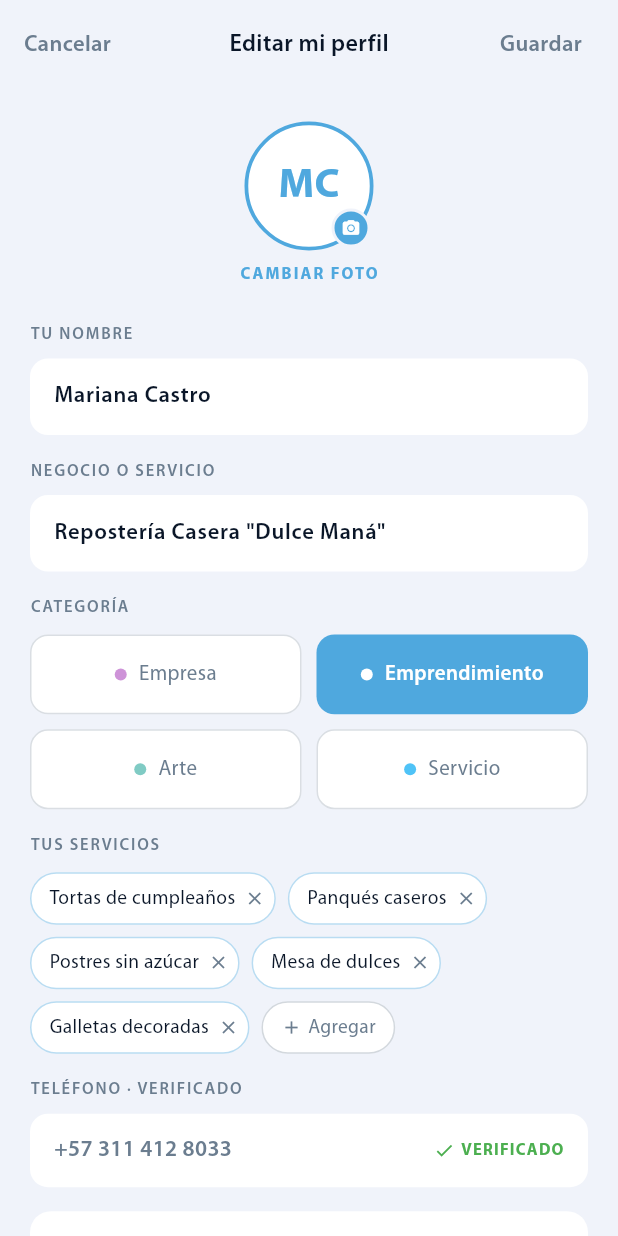
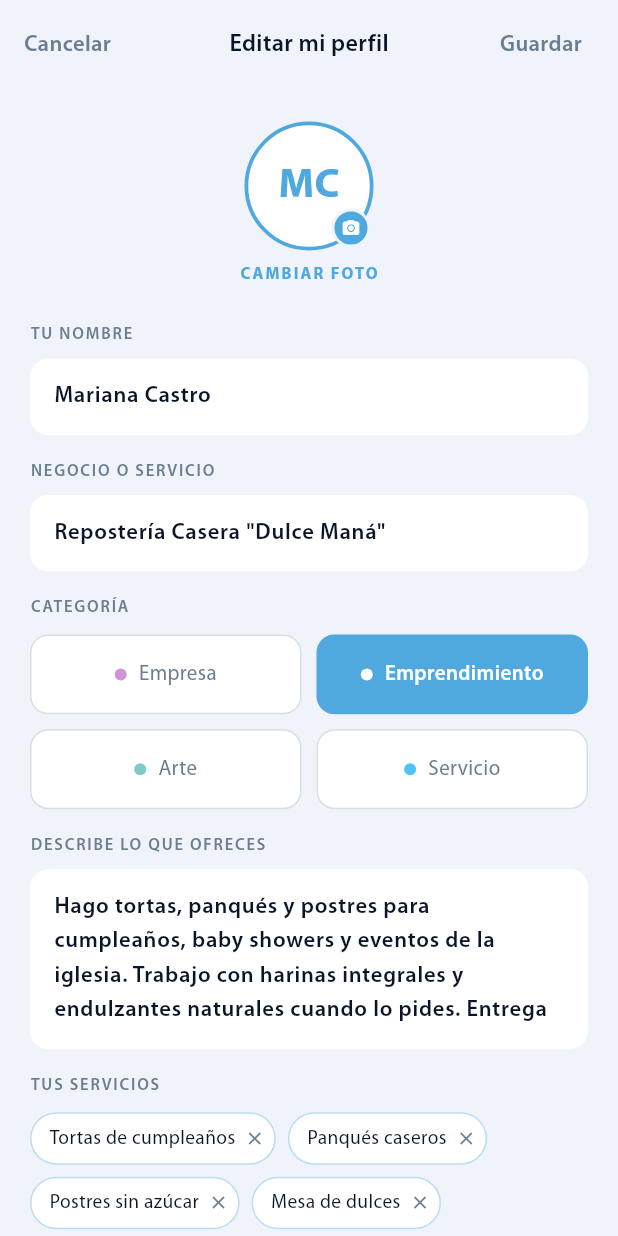
Before and after one commit to DiegoHCH/directory_ipuc_pis, a Flutter app: the EditProfileScreen screen opened directly with sample values from the repository, on a phone screen of 412 x 824 dp. Run offline on Flutter 3.47's test engine with Material 3 defaults, Android fonts, the phone set to English and light mode, and no system bars; our stand-ins replace animate_do, cloud_firestore, firebase_auth, firebase_core, firebase_messaging, flutter_local_notifications and 7 more; accounts and stored records are empty.

Commit message:
fix(profile): general adjustments to edit and register flows

```diff
--- a/lib/features/edit_profile/view/edit_profile_screen.dart
+++ b/lib/features/edit_profile/view/edit_profile_screen.dart
@@ -25,6 +25,7 @@ class EditProfileScreen extends ConsumerStatefulWidget {
 class _EditProfileScreenState extends ConsumerState<EditProfileScreen> {
   late final TextEditingController _nameController;
   late final TextEditingController _businessController;
+  late final TextEditingController _bioController;
 
   @override
   void initState() {
@@ -32,61 +33,15 @@ class _EditProfileScreenState extends ConsumerState<EditProfileScreen> {
     _nameController = TextEditingController(text: widget.member.name);
     _businessController =
         TextEditingController(text: widget.member.description);
+    _bioController = TextEditingController(text: widget.member.bio);
   }
 
   @override
   void dispose() {
     _nameController.dispose();
     _businessController.dispose();
+    _bioController.dispose();
     super.dispose();
-  }
-
-  void _onDelete() {
-    final colors = context.colors;
-    showDialog<void>(
-      context: context,
-      builder: (ctx) => AlertDialog(
-        backgroundColor: colors.surface,
-        shape: RoundedRectangleBorder(borderRadius: AppRadius.dialog),
-        title: Text(context.l10n.deleteDialogTitle,
-            style: TextStyle(color: colors.textPrimary)),
-        content: Text(
-          context.l10n.deleteDialogBody,
-          style: TextStyle(
-              color: colors.textSecondary,
-              height: AppTypography.lineHeightNormal),
-        ),
-        actions: [
-          TextButton(
-            onPressed: () => Navigator.of(ctx).pop(),
-            child: Text(context.l10n.btnCancel,
-                style: TextStyle(color: colors.textSecondary)),
-          ),
-          TextButton(
-            onPressed: () async {
-              Navigator.of(ctx).pop();
-              final ok = await ref
-                  .read(editProfileProvider(widget.member).notifier)
-                  .delete();
-              if (!mounted) return;
-              if (ok) {
-                context.go('/directory');
-              } else {
-                ScaffoldMessenger.of(context).showSnackBar(
-                  SnackBar(
-                    content: Text(localizeError(context.l10n,
-                        ref.read(editProfileProvider(widget.member)).errorMessage)),
-                    backgroundColor: context.colors.error,
-                  ),
-                );
-              }
-            },
-            child: Text(context.l10n.btnDelete,
-                style: TextStyle(color: colors.error)),
-          ),
-        ],
-      ),
-    );
   }
 
   @override
@@ -210,6 +165,14 @@ class _EditProfileScreenState extends ConsumerState<EditProfileScreen> {
                       onSelected: notifier.setCategory,
                     ),
                     const SizedBox(height: AppSpacing.x4),
+                    _FieldLabel(context.l10n.profileBioLabel),
+                    const SizedBox(height: AppSpacing.x2),
+                    _InputField(
+                      controller: _bioController,
+                      onChanged: notifier.setBio,
+                      maxLines: 4,
+                    ),
+                    const SizedBox(height: AppSpacing.x4),
                     _FieldLabel(context.l10n.profileServicesLabel),
                     const SizedBox(height: 10),
                     OffersInput(
@@ -225,20 +188,6 @@ class _EditProfileScreenState extends ConsumerState<EditProfileScreen> {
                     _VisibilityToggle(
                       visible: state.visible,
                       onToggle: notifier.toggleVisibility,
-                    ),
-                    const SizedBox(height: AppSpacing.x7),
-                    Center(
-                      child: GestureDetector(
-                        onTap: _onDelete,
-                        child: Text(
-                          context.l10n.btnDeleteProfile,
-                          style: TextStyle(
-                            color: colors.error,
-                            fontSize: AppTypography.sizeBase,
-                            fontWeight: AppTypography.medium,
-                          ),
-                        ),
-                      ),
                     ),
                     const SizedBox(height: AppSpacing.x8),
                   ],
@@ -374,8 +323,13 @@ class _FieldLabel extends StatelessWidget {
 class _InputField extends StatelessWidget {
   final TextEditingController controller;
   final ValueChanged<String> onChanged;
+  final int maxLines;
 
-  const _InputField({required this.controller, required this.onChanged});
+  const _InputField({
+    required this.controller,
+    required this.onChanged,
+    this.maxLines = 1,
+  });
 
   @override
   Widget build(BuildContext context) {
@@ -388,6 +342,7 @@ class _InputField extends StatelessWidget {
       child: TextField(
         controller: controller,
         onChanged: onChanged,
+        maxLines: maxLines,
         style: AppTypography.titleLg.copyWith(color: colors.textPrimary),
         decoration: const InputDecoration(
           border: InputBorder.none,
--- a/lib/l10n/app_en.arb
+++ b/lib/l10n/app_en.arb
@@ -61,6 +61,7 @@
   "profileMyProfile": "MY PROFILE",
   "profileCategory": "CATEGORY",
   "profileServiceLabel": "BUSINESS OR SERVICE",
+  "profileServiceHint": "E.g.: Sweet Manna Home Bakery",
   "profileBioLabel": "DESCRIBE WHAT YOU OFFER",
   "profileServicesLabel": "YOUR SERVICES",
   "profileVisibleLabel": "Visible in directory",
--- a/lib/l10n/app_es.arb
+++ b/lib/l10n/app_es.arb
@@ -56,6 +56,7 @@
   "profileMyProfile": "MI PERFIL",
   "profileCategory": "CATEGORÍA",
   "profileServiceLabel": "NEGOCIO O SERVICIO",
+  "profileServiceHint": "Ej: Repostería Casera Dulce Maná",
   "profileBioLabel": "DESCRIBE LO QUE OFRECES",
   "profileServicesLabel": "TUS SERVICIOS",
   "profileVisibleLabel": "Visible en el directorio",
--- a/lib/l10n/app_localizations.dart
+++ b/lib/l10n/app_localizations.dart
@@ -409,6 +409,12 @@ abstract class AppLocalizations {
   /// In en, this message translates to:
   /// **'BUSINESS OR SERVICE'**
   String get profileServiceLabel;
+
+  /// No description provided for @profileServiceHint.
+  ///
+  /// In en, this message translates to:
+  /// **'E.g.: Sweet Manna Home Bakery'**
+  String get profileServiceHint;
 
   /// No description provided for @profileBioLabel.
   ///
--- a/lib/l10n/app_localizations_en.dart
+++ b/lib/l10n/app_localizations_en.dart
@@ -166,6 +166,9 @@ class AppLocalizationsEn extends AppLocalizations {
 
   @override
   String get profileServiceLabel => 'BUSINESS OR SERVICE';
+
+  @override
+  String get profileServiceHint => 'E.g.: Sweet Manna Home Bakery';
 
   @override
   String get profileBioLabel => 'DESCRIBE WHAT YOU OFFER';
--- a/lib/l10n/app_localizations_es.dart
+++ b/lib/l10n/app_localizations_es.dart
@@ -167,6 +167,9 @@ class AppLocalizationsEs extends AppLocalizations {
 
   @override
   String get profileServiceLabel => 'NEGOCIO O SERVICIO';
+
+  @override
+  String get profileServiceHint => 'Ej: Repostería Casera Dulce Maná';
 
   @override
   String get profileBioLabel => 'DESCRIBE LO QUE OFRECES';
```
Also changed, not shown: lib/features/edit_profile/provider/edit_profile_provider.dart (+11 -24 lines), lib/features/my_profile/view/my_profile_screen.dart (+69 -2 lines), lib/features/register/provider/register_provider.dart (+14 -7 lines), lib/features/register/view/register_screen.dart (+10 -0 lines).
